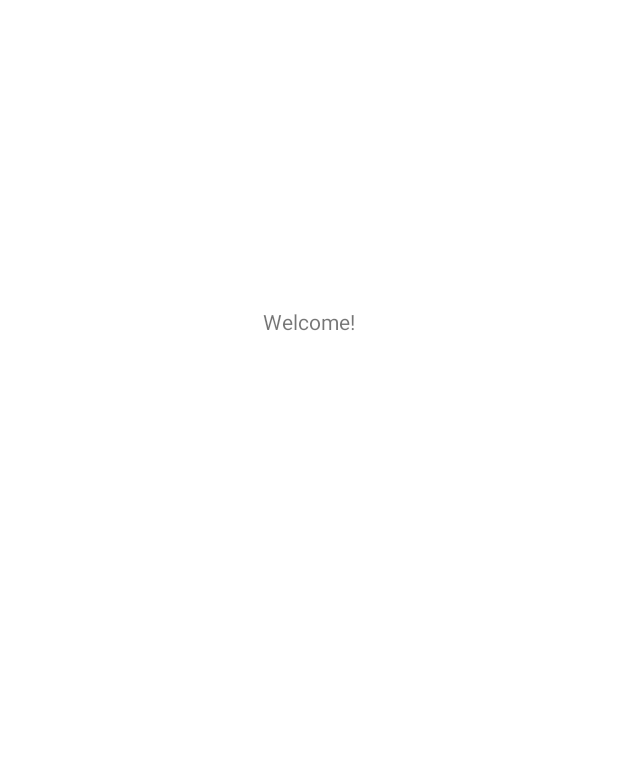
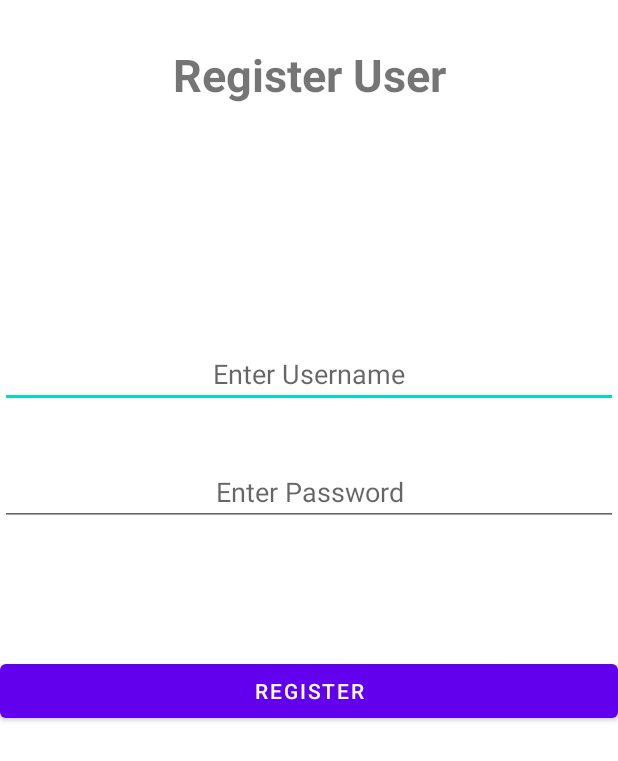
Before and after one commit to mDeanHaj/MovieMart-, an Android app: the screen it shows after launch (Dashboard before the commit, LoginActivity after it), on a phone screen of 412 x 824 dp. Before the commit the part shown is almost empty. Shown: the top 761 px of the screen. Run offline under Robolectric (Android 15) with nearby library versions, the phone set to English and light mode, and no system bars.

Commit message:
update
fixed issues

```diff
--- a/app/src/main/AndroidManifest.xml
+++ b/app/src/main/AndroidManifest.xml
@@ -1,6 +1,6 @@
 <?xml version="1.0" encoding="utf-8"?>
 <manifest xmlns:android="http://schemas.android.com/apk/res/android"
-    xmlns:tools="http://schemas.android.com/tools">
+    xmlns:tools="http://schemas.android.com/tools" >
 
     <application
         android:allowBackup="true"
@@ -10,13 +10,13 @@
         android:label="@string/app_name"
         android:supportsRtl="true"
         android:theme="@style/Theme.MovieMart"
-        tools:targetApi="31">
+        tools:targetApi="31" >
         <activity
-            android:name=".Dashboard"
+            android:name=".LoginActivity"
             android:exported="false" />
         <activity
             android:name=".MainActivity"
-            android:exported="true">
+            android:exported="true" >
             <intent-filter>
                 <action android:name="android.intent.action.MAIN" />
 
--- a/app/src/main/java/com/example/moviemart/Dashboard.java
+++ b/app/src/main/java/com/example/moviemart/LoginActivity.java
@@ -4,11 +4,11 @@ import androidx.appcompat.app.AppCompatActivity;
 
 import android.os.Bundle;
 
-public class Dashboard extends AppCompatActivity {
+public class LoginActivity extends AppCompatActivity {
 
     @Override
     protected void onCreate(Bundle savedInstanceState) {
         super.onCreate(savedInstanceState);
-        setContentView(R.layout.activity_dashboard);
+        setContentView(R.layout.activity_login);
     }
 }
--- a/app/src/main/java/com/example/moviemart/MainActivity.java
+++ b/app/src/main/java/com/example/moviemart/MainActivity.java
@@ -37,7 +37,7 @@ public class MainActivity extends AppCompatActivity {
         new Handler().postDelayed(new Runnable() {
             @Override
             public void run() {
-                Intent intent = new Intent(MainActivity.this,Dashboard.class);
+                Intent intent = new Intent(MainActivity.this,LoginActivity.class);
                 startActivity(intent);
                 finish();
             }
--- a/app/src/main/res/layout/activity_dashboard.xml
+++ /dev/null
@@ -1,20 +0,0 @@
-<?xml version="1.0" encoding="utf-8"?>
-<androidx.constraintlayout.widget.ConstraintLayout xmlns:android="http://schemas.android.com/apk/res/android"
-    xmlns:app="http://schemas.android.com/apk/res-auto"
-    xmlns:tools="http://schemas.android.com/tools"
-    android:layout_width="match_parent"
-    android:layout_height="match_parent"
-    tools:context=".Dashboard">
-
-    <TextView
-        android:id="@+id/textView2"
-        android:layout_width="wrap_content"
-        android:layout_height="wrap_content"
-        android:layout_marginTop="158dp"
-        android:layout_marginBottom="554dp"
-        android:text="Welcome!"
-        app:layout_constraintBottom_toBottomOf="parent"
-        app:layout_constraintEnd_toEndOf="parent"
-        app:layout_constraintStart_toStartOf="parent"
-        app:layout_constraintTop_toTopOf="parent" />
-</androidx.constraintlayout.widget.ConstraintLayout>
--- /dev/null
+++ b/app/src/main/res/layout/activity_login.xml
@@ -0,0 +1,68 @@
+<?xml version="1.0" encoding="utf-8"?>
+<androidx.constraintlayout.widget.ConstraintLayout xmlns:android="http://schemas.android.com/apk/res/android"
+    xmlns:app="http://schemas.android.com/apk/res-auto"
+    xmlns:tools="http://schemas.android.com/tools"
+    android:layout_width="match_parent"
+    android:layout_height="match_parent"
+    tools:context=".LoginActivity">
+
+    <TextView
+        android:id="@+id/textView2"
+        android:layout_width="371dp"
+        android:layout_height="wrap_content"
+        android:layout_marginStart="20dp"
+        android:layout_marginTop="20dp"
+        android:layout_marginEnd="20dp"
+        android:layout_marginBottom="73dp"
+        android:text="@string/register_user"
+        android:textAlignment="center"
+        android:textSize="30sp"
+        android:textStyle="bold"
+        app:layout_constraintBottom_toTopOf="@+id/userId"
+        app:layout_constraintEnd_toEndOf="parent"
+        app:layout_constraintStart_toStartOf="parent"
+        app:layout_constraintTop_toTopOf="parent" />
+
+    <EditText
+        android:id="@+id/userId"
+        android:layout_width="match_parent"
+        android:layout_height="wrap_content"
+        android:layout_marginTop="73dp"
+        android:layout_marginBottom="24dp"
+        android:hint="@string/enter_username"
+        android:inputType="text"
+        android:textAlignment="center"
+        app:layout_constraintBottom_toTopOf="@+id/password"
+        app:layout_constraintEnd_toEndOf="parent"
+        app:layout_constraintHorizontal_bias="0.0"
+        app:layout_constraintStart_toStartOf="parent"
+        app:layout_constraintTop_toBottomOf="@+id/textView2" />
+
+    <EditText
+        android:id="@+id/password"
+        android:layout_width="match_parent"
+        android:layout_height="wrap_content"
+        android:layout_marginBottom="44dp"
+        android:hint="@string/enter_password"
+        android:textAlignment="center"
+        android:inputType="textPassword"
+        app:layout_constraintBottom_toTopOf="@+id/register"
+        app:layout_constraintEnd_toEndOf="parent"
+        app:layout_constraintStart_toStartOf="parent"
+        app:layout_constraintTop_toBottomOf="@+id/userId" />
+
+    <Button
+        android:id="@+id/register"
+        android:layout_width="match_parent"
+        android:layout_height="wrap_content"
+        android:layout_marginTop="32dp"
+        android:layout_marginBottom="330dp"
+        android:text="@string/register"
+        app:layout_constraintBottom_toBottomOf="parent"
+        app:layout_constraintEnd_toEndOf="parent"
+        app:layout_constraintHorizontal_bias="0.0"
+        app:layout_constraintStart_toStartOf="parent"
+        app:layout_constraintTop_toBottomOf="@+id/password" />
+
+
+</androidx.constraintlayout.widget.ConstraintLayout>
--- a/app/src/main/res/values/strings.xml
+++ b/app/src/main/res/values/strings.xml
@@ -2,4 +2,8 @@
     <string name="app_name">MovieMart</string>
     <string name="we_re_reel_y_excited_to_help_you_find_your_next_movie">We\'re reel-y excited to help you find your next movie!</string>
     <string name="slash_screen">splash screen</string>
+    <string name="register">Register</string>
+    <string name="enter_password">Enter Password</string>
+    <string name="enter_username">Enter Username</string>
+    <string name="register_user">Register User</string>
 </resources>
```
